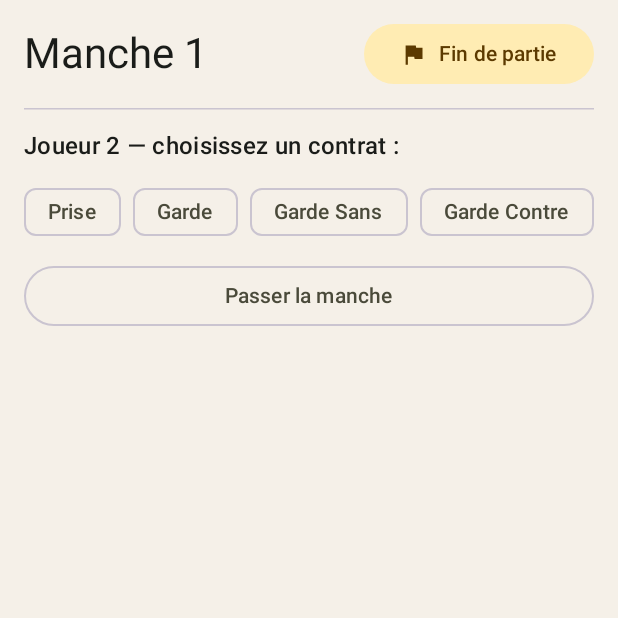
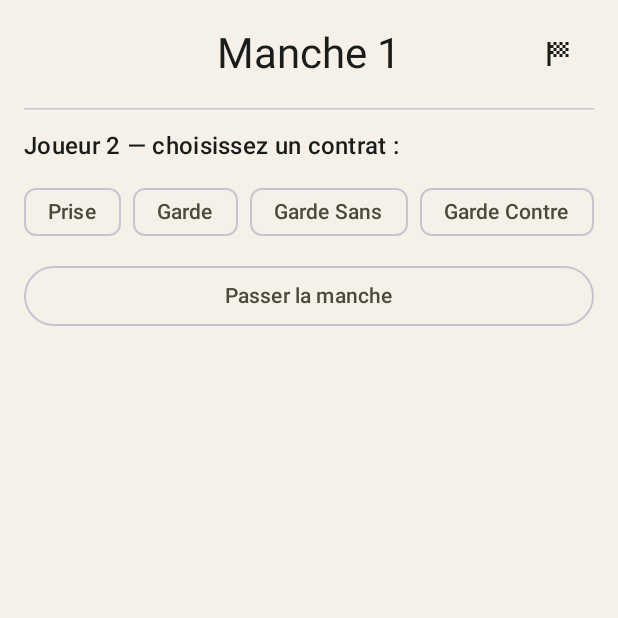
Before and after one commit to emmanuel-h/tarot-counter, an Android app built with Jetpack Compose: the screen it shows after launch (MainActivity), after a tap on "Démarrer", on a phone screen of 412 x 824 dp, the top half of it. Run offline under Robolectric (Android 15) with nearby library versions, the light colour scheme and no system bars; 2 other taps on this screen came first.

Commit message:
feat(#21): improve game screen header layout (#24)

```diff
--- a/app/src/main/java/fr/mandarine/tarotcounter/GameScreen.kt
+++ b/app/src/main/java/fr/mandarine/tarotcounter/GameScreen.kt
@@ -1,6 +1,7 @@
 package fr.mandarine.tarotcounter
 
 import androidx.compose.foundation.layout.Arrangement
+import androidx.compose.foundation.layout.Box
 import androidx.compose.foundation.layout.Column
 import androidx.compose.foundation.layout.ExperimentalLayoutApi
 import androidx.compose.foundation.layout.FlowRow
@@ -13,24 +14,21 @@ import androidx.compose.foundation.layout.heightIn
 import androidx.compose.foundation.layout.imePadding
 import androidx.compose.foundation.layout.padding
 import androidx.compose.foundation.layout.size
-import androidx.compose.foundation.layout.width
 import androidx.compose.foundation.rememberScrollState
 import androidx.compose.foundation.text.KeyboardActions
 import androidx.compose.foundation.text.KeyboardOptions
 import androidx.compose.foundation.verticalScroll
 import androidx.compose.material.icons.Icons
 import androidx.compose.material.icons.filled.BarChart
-import androidx.compose.material.icons.filled.Flag
 import androidx.compose.material.icons.filled.Info
+import androidx.compose.material.icons.filled.SportsScore
 import androidx.compose.material3.AlertDialog
 import androidx.compose.material3.Button
-import androidx.compose.material3.ButtonDefaults
 import androidx.compose.material3.Card
 import androidx.compose.material3.DropdownMenuItem
 import androidx.compose.material3.ExperimentalMaterial3Api
 import androidx.compose.material3.ExposedDropdownMenuBox
 import androidx.compose.material3.ExposedDropdownMenuDefaults
-import androidx.compose.material3.FilledTonalButton
 import androidx.compose.material3.FilterChip
 import androidx.compose.material3.HorizontalDivider
 import androidx.compose.material3.Icon
@@ -233,21 +231,35 @@ fun GameScreen(
         horizontalAlignment = Alignment.CenterHorizontally
     ) {
 
-        // ── Header: round number + action buttons ─────────────────────────────
-        Row(
+        // ── Header: history button | centered round number | end-game button ──
+        // Box lets us layer two Rows: one for the side buttons (SpaceBetween)
+        // and one for the centered title, so the title is truly centered
+        // regardless of the buttons' widths.
+        Box(
             modifier = Modifier.fillMaxWidth(),
-            horizontalArrangement = Arrangement.SpaceBetween,
-            verticalAlignment = Alignment.CenterVertically
+            contentAlignment = Alignment.Center
         ) {
+            // Centered round label — always in the middle of the full width.
             Text(
                 text = strings.roundHeader(currentRound),
-                style = MaterialTheme.typography.headlineMedium
+                style = MaterialTheme.typography.headlineMedium,
+                textAlign = TextAlign.Center
             )
-            Row(verticalAlignment = Alignment.CenterVertically) {
+            // Side buttons sit in a Row that spans the full width.
+            Row(
+                modifier = Modifier.fillMaxWidth(),
+                horizontalArrangement = Arrangement.SpaceBetween,
+                verticalAlignment = Alignment.CenterVertically
+            ) {
+                // History button — only shown once at least one round has been recorded.
                 if (roundHistory.isNotEmpty()) {
                     HistoryButton(onClick = { showScoreHistory = true })
-                    Spacer(Modifier.width(8.dp))
+                } else {
+                    // Invisible placeholder keeps the round number centered even
+                    // when the history button is not yet visible.
+                    Spacer(Modifier.size(48.dp))
                 }
+                // End Game button — always shown so the user can stop at any time.
                 EndGameButton(onClick = { showEndGameDialog = true })
             }
         }
@@ -790,35 +802,33 @@ private fun CompactScoreboard(
 
 // ── Shared composables ────────────────────────────────────────────────────────
 
-// A tonal button with a bar-chart icon and the localized "History" label.
-// Used in the game screen header to open the full score history overlay.
+// An icon-only button with a bar-chart icon for opening the score history overlay.
+// Using IconButton (no text) keeps the header compact; the contentDescription
+// ensures screen readers still announce the purpose of the button.
 @Composable
 fun HistoryButton(onClick: () -> Unit, modifier: Modifier = Modifier) {
     val strings = appStrings(LocalAppLocale.current)
-    FilledTonalButton(onClick = onClick, modifier = modifier) {
+    IconButton(onClick = onClick, modifier = modifier) {
         Icon(
             imageVector        = Icons.Default.BarChart,
-            contentDescription = null,
-            modifier           = Modifier.size(ButtonDefaults.IconSize)
+            // Accessible label read by TalkBack — same text that was previously the button label.
+            contentDescription = strings.history
         )
-        Spacer(Modifier.size(ButtonDefaults.IconSpacing))
-        Text(strings.history)
     }
 }
 
-// A tonal button with a flag icon and the localized "End Game" label.
-// Always shown so the user can stop the game at any point.
+// An icon-only button with a checkered-flag icon for ending the game.
+// SportsScore (a finish/checkered flag) is clearer than the generic Flag icon
+// and matches the "stop / finish line" semantic requested in issue #21.
 @Composable
 fun EndGameButton(onClick: () -> Unit, modifier: Modifier = Modifier) {
     val strings = appStrings(LocalAppLocale.current)
-    FilledTonalButton(onClick = onClick, modifier = modifier) {
+    IconButton(onClick = onClick, modifier = modifier) {
         Icon(
-            imageVector        = Icons.Default.Flag,
-            contentDescription = null,
-            modifier           = Modifier.size(ButtonDefaults.IconSize)
+            imageVector        = Icons.Default.SportsScore,
+            // Accessible label read by TalkBack.
+            contentDescription = strings.endGame
         )
-        Spacer(Modifier.size(ButtonDefaults.IconSpacing))
-        Text(strings.endGame)
     }
 }
 
```
Also changed, not shown: 3 other files.
